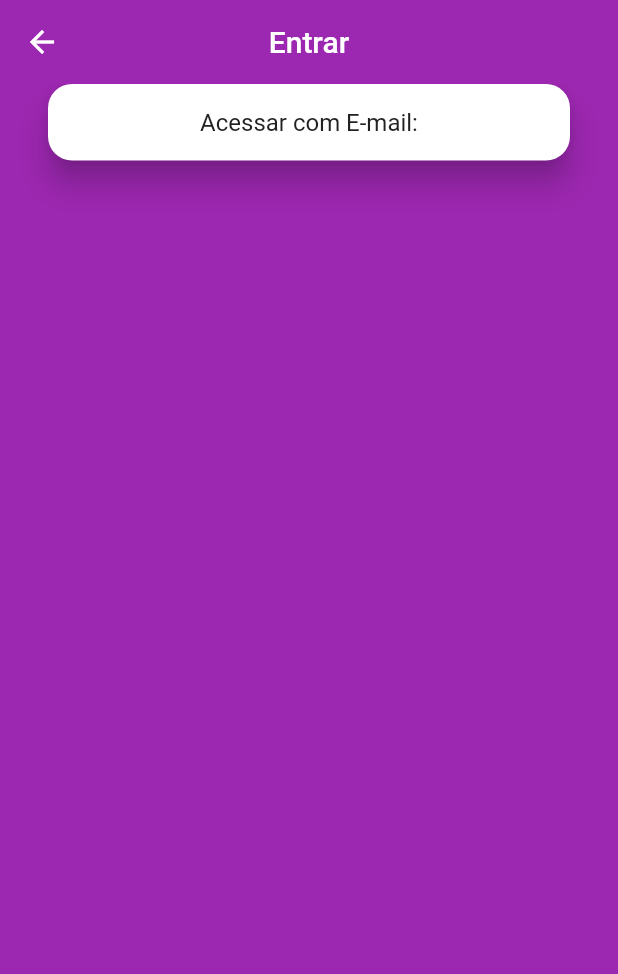
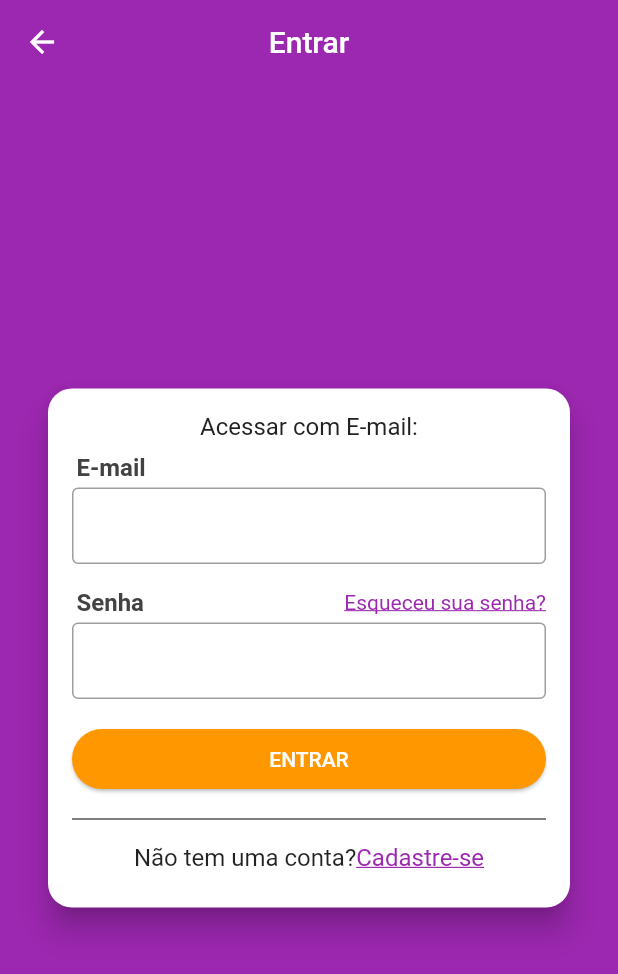
Before and after one commit to leonardovilches/sos_services, a Flutter app: the screen it shows after launch, in the side drawer, after a tap on "Acesse sua conta agora!", on a phone screen of 412 x 824 dp. Shown: the top 974 px of the screen. Run offline on Flutter 3.47's test engine with Material 2 defaults, Android fonts, the phone set to English and light mode, and no system bars; our stand-ins replace get_it, mobx, parse_server_sdk_flutter; generated files the repository leaves out were written again.

Commit message:
Validações, tela de login, signup

```diff
--- a/lib/main.dart
+++ b/lib/main.dart
@@ -36,6 +36,11 @@ class MyApp extends StatelessWidget {
         visualDensity: VisualDensity.adaptivePlatformDensity,
         appBarTheme: AppBarTheme(
           elevation: 0
+        ),
+        textSelectionTheme: TextSelectionThemeData(
+          cursorColor: Colors.orange,
+          selectionColor: Colors.green,
+          selectionHandleColor: Colors.blue,
         )
       ),
       home: BaseScreen(),
--- a/lib/screens/login/login_screen.dart
+++ b/lib/screens/login/login_screen.dart
@@ -1,4 +1,5 @@
 import 'package:flutter/material.dart';
+import 'package:sos_services/screens/signup/signup_screen.dart';
 
 class LoginScreen extends StatelessWidget {
 
@@ -9,7 +10,12 @@ class LoginScreen extends StatelessWidget {
         title: const Text('Entrar'),
         centerTitle: true,
       ),
-      body: Card(
+      body: Container(
+        alignment: Alignment.center,
+        child: SingleChildScrollView(
+            child: Padding(
+              padding: const EdgeInsets.only(bottom: 16),
+              child: Card(
               margin: const EdgeInsets.symmetric(horizontal: 32),
               shape: RoundedRectangleBorder(
                 borderRadius: BorderRadius.circular(16)
@@ -28,10 +34,116 @@ class LoginScreen extends StatelessWidget {
                         fontSize: 16,
                         color: Colors.grey[900],
                       ),
+                    ),
+                    Padding(
+                      padding: const EdgeInsets.only(left: 3, bottom: 4, top: 8),
+                      child: Text(
+                        'E-mail',
+                        style: TextStyle(
+                          color: Colors.grey[800],
+                          fontSize: 16,
+                          fontWeight: FontWeight.w700,
+                        ),
+                      ),
+                    ),
+                    TextField(
+                      decoration: InputDecoration(
+                        border: const OutlineInputBorder(),
+                        isDense: true,
+                      ),
+                      keyboardType: TextInputType.emailAddress,
+                    ),
+                    const SizedBox(height: 16,),
+                    Padding(
+                      padding: const EdgeInsets.only(
+                        left: 3, bottom: 4
+                      ),
+                      child: Row(
+                        mainAxisAlignment: MainAxisAlignment.spaceBetween,
+                        children: [
+                          Text('Senha',
+                            style: TextStyle(
+                              color: Colors.grey[800],
+                              fontSize: 16,
+                              fontWeight: FontWeight.w700,
+                            ),
+                          ),
+                          GestureDetector(
+                            child: Text(
+                              'Esqueceu sua senha?',
+                              style: TextStyle(
+                                decoration: TextDecoration.underline,
+                                color: Colors.purple,
+                              ),
+                            ),
+                            onTap: (){
+
+                            },
+                          )
+                        ],
+                      ),
+                    ),
+                    TextField(
+                      decoration: InputDecoration(
+                        border: const OutlineInputBorder(),
+                        isDense: true,
+                      ),
+                      obscureText: true,
+                    ),
+                    Container(
+                      height: 40,
+                      margin: const EdgeInsets.only(top: 20, bottom: 12),
+                      child: ElevatedButton(
+                        style: ButtonStyle(
+                          backgroundColor: MaterialStateProperty.all<Color>(Colors.orange),
+                          elevation: MaterialStateProperty.all(1),
+                          shape: MaterialStateProperty.all<RoundedRectangleBorder>(
+                            RoundedRectangleBorder(
+                              borderRadius: BorderRadius.circular(20),
+                              // side: BorderSide(color: Colors.red)
+                            )
+                          )
+                        ),
+
+                        child: Text(
+                          'ENTRAR'
+                        ),
+                        onPressed: (){},
+                      ),
+                    ),
+                    Divider(color: Colors.black,),
+                    Padding(
+                      padding: const EdgeInsets.symmetric(vertical: 8),
+                      child: Wrap(
+                        alignment: WrapAlignment.center,
+                        children: <Widget>[
+                          const Text(
+                            'Não tem uma conta?',
+                            style: TextStyle(fontSize: 16),
+                          ),
+                          GestureDetector(
+                            onTap: (){
+                              Navigator.of(context).push(MaterialPageRoute(
+                                builder: (_) => SignUpScreen()));
+                            },
+                            child: Text(
+                              'Cadastre-se',
+                              style: TextStyle(
+                                decoration: TextDecoration.underline,
+                                color: Colors.purple,
+                                fontSize: 16,
+                              ),
+                            ),
                           )
                         ],
                       ),
                     )
+                  ],
+                ),
+              ),
+          ),
+            ),
+        ),
       ),
     );
   }
--- a/pubspec.yaml
+++ b/pubspec.yaml
@@ -32,6 +32,7 @@ dependencies:
   mobx: ^1.2.1+4
   flutter_mobx: ^1.1.0+2
   get_it: ^4.0.4
+  brasil_fields: 1.1.1
 
 
 dev_dependencies:
```
Also changed, not shown: pubspec.lock. Lines whose indentation alone changed are shown as unchanged.
